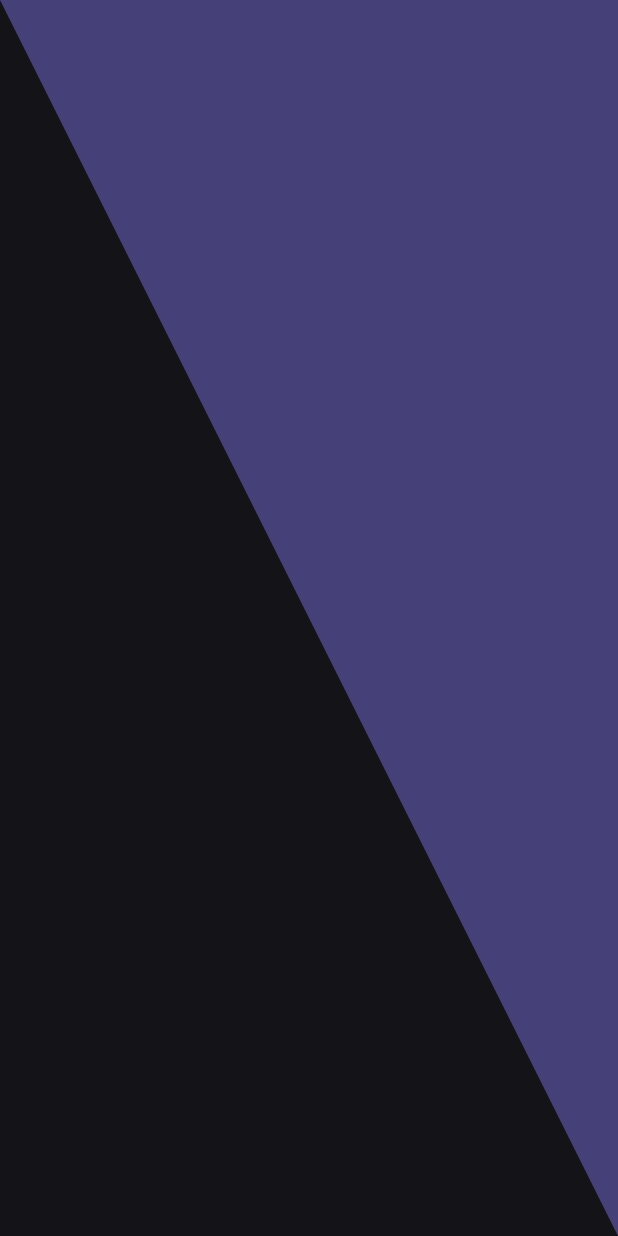
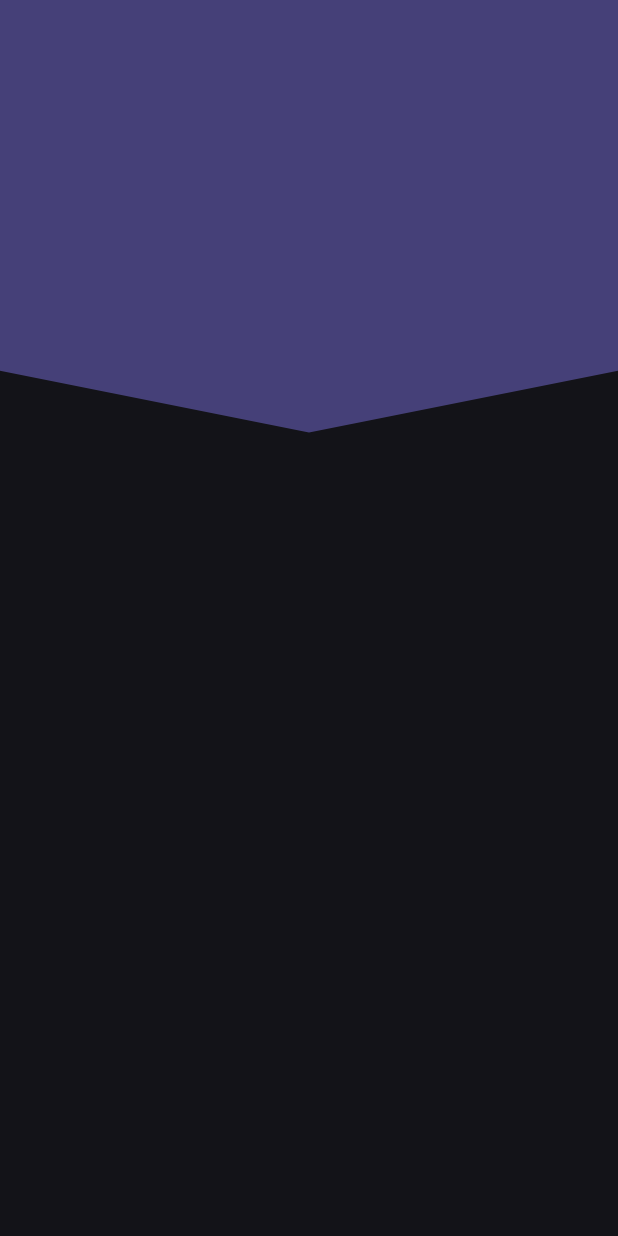
Before and after one commit to LuisGamas/custom_painter_uses, a Flutter app: the screen it shows after launch, on a phone screen of 412 x 824 dp. Run offline on Flutter 3.47's test engine with Material 3 defaults, Android fonts, the phone set to English and light mode, and no system bars.

Commit message:
Update
V Header ( ** CP Uses)

```diff
--- a/lib/src/pages/headers_page.dart
+++ b/lib/src/pages/headers_page.dart
@@ -7,7 +7,7 @@
   @override
   Widget build(BuildContext context) {
     return const Scaffold(
-      body: TriangularHeader(),
+      body: VHeader(),
     );
   }
 }
--- /dev/null
+++ b/lib/src/widgets/v_header.dart
@@ -0,0 +1,49 @@
+import 'package:flutter/material.dart';
+
+class VHeader extends StatelessWidget {
+  const VHeader({super.key});
+
+  @override
+  Widget build(BuildContext context) {
+    final colors = Theme.of(context).colorScheme;
+
+    return Container(
+      height: double.infinity,
+      width: double.infinity,
+      //color: colors.primary,
+      child: CustomPaint(
+        painter: _VHeaderPainter(colors),
+      ),
+    );
+  }
+}
+
+class _VHeaderPainter extends CustomPainter {
+  final ColorScheme colors;
+
+  _VHeaderPainter(this.colors);
+
+  @override
+  void paint(Canvas canvas, Size size) {
+    final paint = Paint();
+
+    paint.color = colors.primaryContainer;
+    paint.style = PaintingStyle.fill;
+    paint.strokeWidth = 1;
+
+    final path = Path();
+
+    path.lineTo(0, size.height * 0.30);
+    path.lineTo(size.width * 0.5, size.height * 0.35);
+    path.lineTo(size.width, size.height * 0.30);
+    path.lineTo(size.width,0);
+
+    canvas.drawPath(path, paint);
+
+  }
+
+  @override
+  bool shouldRepaint(covariant CustomPainter oldDelegate) {
+    return true;
+  }
+}
--- a/lib/src/widgets/widgets.dart
+++ b/lib/src/widgets/widgets.dart
@@ -2,3 +2,4 @@
 export 'rounded_square_header.dart';
 export 'square_header.dart';
 export 'triangle_header.dart';
+export 'v_header.dart';
```
